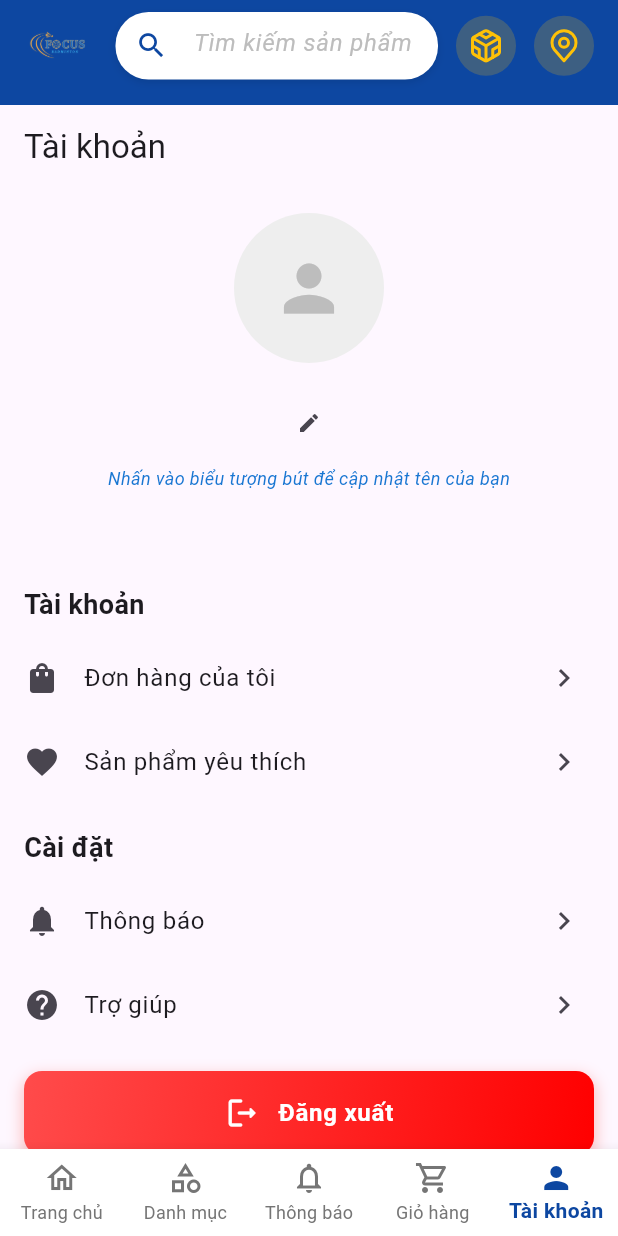
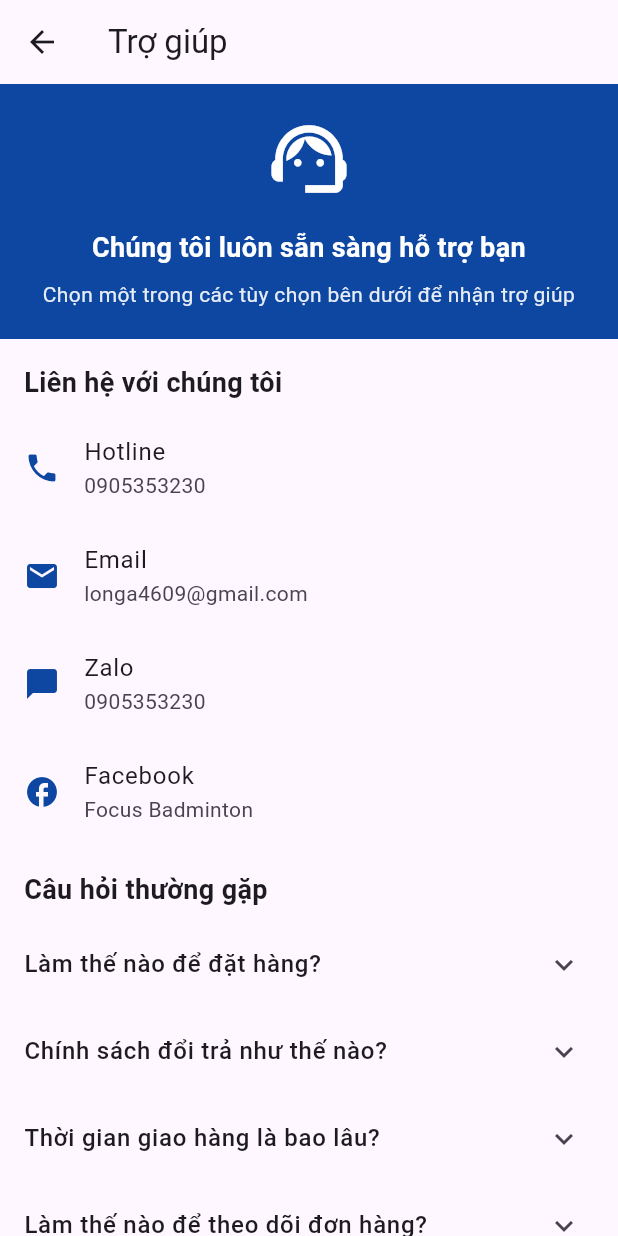
Before and after one commit to LygazGaming/focusbadminton, a Flutter app: the screen it shows once a user with an empty profile is signed in, item 5 of the bottom bar chosen, after a tap on "Trợ giúp", on a phone screen of 412 x 824 dp. Run offline on Flutter 3.47's test engine with Material 3 defaults, Android fonts, the phone set to English and light mode, and no system bars; our stand-ins replace cached_network_image, cloud_firestore, firebase_auth, firebase_core, flutter_svg, google_sign_in and 1 more; missing offline and left inert: flutter_paypal; accounts and stored records are empty.

Commit message:
Update trang profile

```diff
--- /dev/null
+++ b/lib/screens/help_screen.dart
@@ -0,0 +1,304 @@
+import 'package:flutter/material.dart';
+import 'package:url_launcher/url_launcher.dart';
+
+class HelpScreen extends StatelessWidget {
+  const HelpScreen({super.key});
+
+  Future<void> _launchUrl(String urlString) async {
+    final Uri url = Uri.parse(urlString);
+    if (!await launchUrl(url)) {
+      throw Exception('Could not launch $url');
+    }
+  }
+
+  @override
+  Widget build(BuildContext context) {
+    return Scaffold(
+      appBar: AppBar(
+        title: const Text('Trợ giúp'),
+      ),
+      body: SingleChildScrollView(
+        child: Column(
+          crossAxisAlignment: CrossAxisAlignment.start,
+          children: [
+            Container(
+              width: double.infinity,
+              padding: const EdgeInsets.all(20),
+              color: Colors.blue[900],
+              child: Column(
+                crossAxisAlignment: CrossAxisAlignment.center,
+                children: [
+                  const Icon(
+                    Icons.support_agent,
+                    color: Colors.white,
+                    size: 60,
+                  ),
+                  const SizedBox(height: 16),
+                  const Text(
+                    'Chúng tôi luôn sẵn sàng hỗ trợ bạn',
+                    style: TextStyle(
+                      color: Colors.white,
+                      fontSize: 18,
+                      fontWeight: FontWeight.bold,
+                    ),
+                    textAlign: TextAlign.center,
+                  ),
+                  const SizedBox(height: 8),
+                  Text(
+                    'Chọn một trong các tùy chọn bên dưới để nhận trợ giúp',
+                    style: TextStyle(
+                      color: Colors.white.withOpacity(0.9),
+                      fontSize: 14,
+                    ),
+                    textAlign: TextAlign.center,
+                  ),
+                ],
+              ),
+            ),
+            const SizedBox(height: 16),
+            _buildSection(
+              title: 'Liên hệ với chúng tôi',
+              children: [
+                _buildContactItem(
+                  context,
+                  icon: Icons.phone,
+                  title: 'Hotline',
+                  subtitle: '0905353230',
+                  onTap: () => _launchUrl('tel:0905353230'),
+                ),
+                _buildContactItem(
+                  context,
+                  icon: Icons.email,
+                  title: 'Email',
+                  subtitle: 'longa4609@gmail.com',
+                  onTap: () => _launchUrl('mailto:longa4609@gmail.com'),
+                ),
+                _buildContactItem(
+                  context,
+                  icon: Icons.chat_bubble,
+                  title: 'Zalo',
+                  subtitle: '0905353230',
+                  onTap: () => _launchUrl('https://zalo.me/0905353230'),
+                ),
+                _buildContactItem(
+                  context,
+                  icon: Icons.facebook,
+                  title: 'Facebook',
+                  subtitle: 'Focus Badminton',
+                  onTap: () =>
+                      _launchUrl('https://www.facebook.com/LongSeaGamer'),
+                ),
+              ],
+            ),
+            const SizedBox(height: 16),
+            _buildSection(
+              title: 'Câu hỏi thường gặp',
+              children: [
+                _buildFaqItem(
+                  context,
+                  question: 'Làm thế nào để đặt hàng?',
+                  answer:
+                      'Để đặt hàng, bạn chỉ cần chọn sản phẩm, thêm vào giỏ hàng và tiến hành thanh toán. Bạn có thể thanh toán bằng nhiều phương thức khác nhau như tiền mặt khi nhận hàng, chuyển khoản ngân hàng, hoặc ví điện tử.',
+                ),
+                _buildFaqItem(
+                  context,
+                  question: 'Chính sách đổi trả như thế nào?',
+                  answer:
+                      'Chúng tôi chấp nhận đổi trả trong vòng 7 ngày kể từ ngày nhận hàng nếu sản phẩm còn nguyên vẹn, không có dấu hiệu đã qua sử dụng và còn đầy đủ bao bì, nhãn mác. Vui lòng liên hệ với chúng tôi trước khi gửi trả sản phẩm.',
+                ),
+                _buildFaqItem(
+                  context,
+                  question: 'Thời gian giao hàng là bao lâu?',
+                  answer:
+                      'Thời gian giao hàng thông thường là 2-3 ngày đối với khu vực nội thành và 3-5 ngày đối với khu vực ngoại thành. Thời gian có thể thay đổi tùy thuộc vào địa điểm và tình trạng kho hàng.',
+                ),
+                _buildFaqItem(
+                  context,
+                  question: 'Làm thế nào để theo dõi đơn hàng?',
+                  answer:
+                      'Bạn có thể theo dõi đơn hàng bằng cách đăng nhập vào tài khoản và vào mục "Đơn hàng của tôi". Tại đây, bạn có thể xem trạng thái đơn hàng và thông tin vận chuyển.',
+                ),
+                _buildFaqItem(
+                  context,
+                  question: 'Tôi có thể hủy đơn hàng không?',
+                  answer:
+                      'Bạn có thể hủy đơn hàng trước khi đơn hàng được xác nhận. Sau khi đơn hàng đã được xác nhận, vui lòng liên hệ với chúng tôi qua hotline hoặc email để được hỗ trợ.',
+                ),
+              ],
+            ),
+            const SizedBox(height: 16),
+            _buildSection(
+              title: 'Hướng dẫn sử dụng',
+              children: [
+                _buildGuideItem(
+                  context,
+                  title: 'Hướng dẫn đặt hàng',
+                  onTap: () {
+                    // Hiển thị hướng dẫn đặt hàng
+                    _showGuideDialog(
+                      context,
+                      'Hướng dẫn đặt hàng',
+                      [
+                        'Bước 1: Chọn sản phẩm bạn muốn mua',
+                        'Bước 2: Nhấn nút "Thêm vào giỏ hàng"',
+                        'Bước 3: Vào giỏ hàng và nhấn "Thanh toán"',
+                        'Bước 4: Điền thông tin giao hàng',
+                        'Bước 5: Chọn phương thức thanh toán',
+                        'Bước 6: Xác nhận đơn hàng',
+                      ],
+                    );
+                  },
+                ),
+                _buildGuideItem(
+                  context,
+                  title: 'Hướng dẫn thanh toán',
+                  onTap: () {
+                    // Hiển thị hướng dẫn thanh toán
+                    _showGuideDialog(
+                      context,
+                      'Hướng dẫn thanh toán',
+                      [
+                        'Thanh toán khi nhận hàng (COD): Bạn sẽ thanh toán cho nhân viên giao hàng khi nhận được sản phẩm.',
+                        'Thanh toán PayPal: Bạn sẽ thanh toán trực tuyến bằng PayPal.',
+                      ],
+                    );
+                  },
+                ),
+                _buildGuideItem(
+                  context,
+                  title: 'Hướng dẫn đổi trả',
+                  onTap: () {
+                    // Hiển thị hướng dẫn đổi trả
+                    _showGuideDialog(
+                      context,
+                      'Hướng dẫn đổi trả',
+                      [
+                        'Bước 1: Liên hệ với chúng tôi qua hotline hoặc email trong vòng 7 ngày kể từ ngày nhận hàng.',
+                        'Bước 2: Cung cấp mã đơn hàng và lý do đổi trả.',
+                        'Bước 3: Chúng tôi sẽ hướng dẫn bạn cách gửi trả sản phẩm.',
+                        'Bước 4: Sau khi nhận được sản phẩm trả lại, chúng tôi sẽ kiểm tra và xử lý yêu cầu của bạn.',
+                        'Bước 5: Hoàn tiền hoặc gửi sản phẩm thay thế cho bạn.',
+                      ],
+                    );
+                  },
+                ),
+              ],
+            ),
+            const SizedBox(height: 32),
+          ],
+        ),
+      ),
+    );
+  }
+
+  Widget _buildSection({
+    required String title,
+    required List<Widget> children,
+  }) {
+    return Column(
+      crossAxisAlignment: CrossAxisAlignment.start,
+      children: [
+        Padding(
+          padding: const EdgeInsets.symmetric(horizontal: 16),
+          child: Text(
+            title,
+            style: const TextStyle(
+              fontSize: 18,
+              fontWeight: FontWeight.bold,
+            ),
+          ),
+        ),
+        const SizedBox(height: 8),
+        ...children,
+      ],
+    );
+  }
+
+  Widget _buildContactItem(
+    BuildContext context, {
+    required IconData icon,
+    required String title,
+    required String subtitle,
+    required VoidCallback onTap,
+  }) {
+    return ListTile(
+      leading: Icon(icon, color: Colors.blue[900]),
+      title: Text(title),
+      subtitle: Text(subtitle),
+      onTap: onTap,
+    );
+  }
+
+  Widget _buildFaqItem(
+    BuildContext context, {
+    required String question,
+    required String answer,
+  }) {
+    return ExpansionTile(
+      title: Text(
+        question,
+        style: const TextStyle(
+          fontWeight: FontWeight.w500,
+        ),
+      ),
+      children: [
+        Padding(
+          padding: const EdgeInsets.fromLTRB(16, 0, 16, 16),
+          child: Text(
+            answer,
+            style: TextStyle(
+              color: Colors.grey[700],
+            ),
+          ),
+        ),
+      ],
+    );
+  }
+
+  Widget _buildGuideItem(
+    BuildContext context, {
+    required String title,
+    required VoidCallback onTap,
+  }) {
+    return ListTile(
+      title: Text(title),
+      trailing: const Icon(Icons.arrow_forward_ios, size: 16),
+      onTap: onTap,
+    );
+  }
+
+  void _showGuideDialog(
+    BuildContext context,
+    String title,
+    List<String> steps,
+  ) {
+    showDialog(
+      context: context,
+      builder: (context) => AlertDialog(
+        title: Text(title),
+        content: SingleChildScrollView(
+          child: Column(
+            crossAxisAlignment: CrossAxisAlignment.start,
+            mainAxisSize: MainAxisSize.min,
+            children: steps
+                .asMap()
+                .entries
+                .map(
+                  (entry) => Padding(
+                    padding: const EdgeInsets.only(bottom: 8),
+                    child: Text(entry.value),
+                  ),
+                )
+                .toList(),
+          ),
+        ),
+        actions: [
+          TextButton(
+            onPressed: () => Navigator.of(context).pop(),
+            child: const Text('Đóng'),
+          ),
+        ],
+      ),
+    );
+  }
+}
--- a/lib/screens/profile_screen.dart
+++ b/lib/screens/profile_screen.dart
@@ -3,6 +3,8 @@ import 'package:focusbadminton/auth/auth_service.dart';
 import 'package:focusbadminton/auth/login_screen.dart';
 import 'package:focusbadminton/screens/order_history_screen.dart';
 import 'package:focusbadminton/screens/favorites_screen.dart';
+import 'package:focusbadminton/screens/notification_settings_screen.dart';
+import 'package:focusbadminton/screens/help_screen.dart';
 import 'package:firebase_auth/firebase_auth.dart';
 
 class ProfileScreen extends StatefulWidget {
@@ -241,14 +243,25 @@ class _ProfileScreenState extends State<ProfileScreen> {
                         icon: Icons.notifications,
                         title: 'Thông báo',
                         onTap: () {
-                          // TODO: Navigate to notification settings screen
+                          Navigator.push(
+                            context,
+                            MaterialPageRoute(
+                              builder: (context) =>
+                                  const NotificationSettingsScreen(),
+                            ),
+                          );
                         },
                       ),
                       _buildMenuItem(
                         icon: Icons.help,
                         title: 'Trợ giúp',
                         onTap: () {
-                          // TODO: Navigate to help screen
+                          Navigator.push(
+                            context,
+                            MaterialPageRoute(
+                              builder: (context) => const HelpScreen(),
+                            ),
+                          );
                         },
                       ),
                     ],
```
Also changed, not shown: lib/screens/notification_settings_screen.dart (added, +215 -0 lines).
